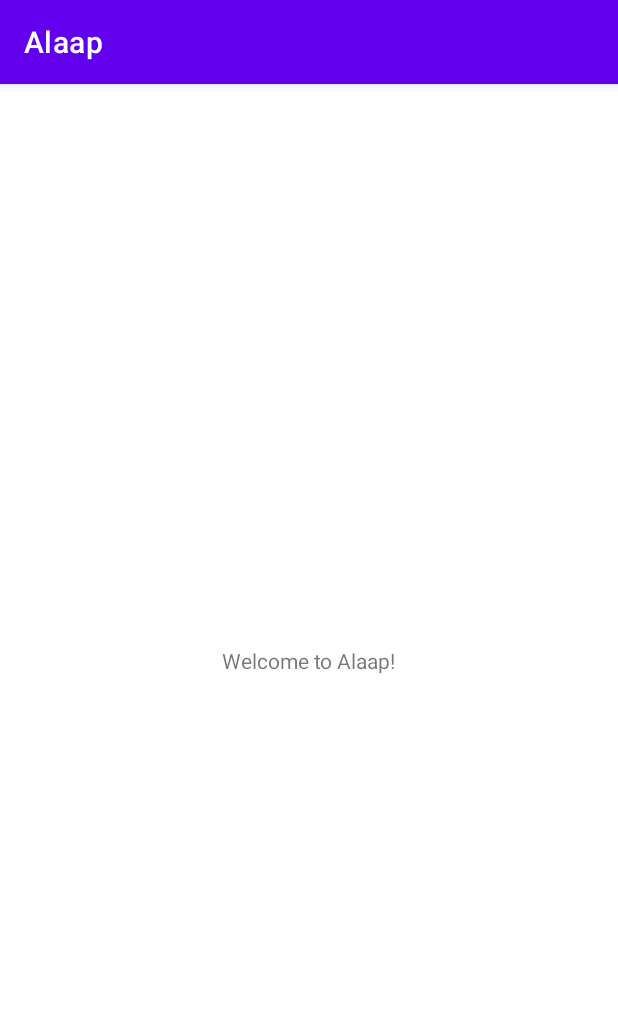
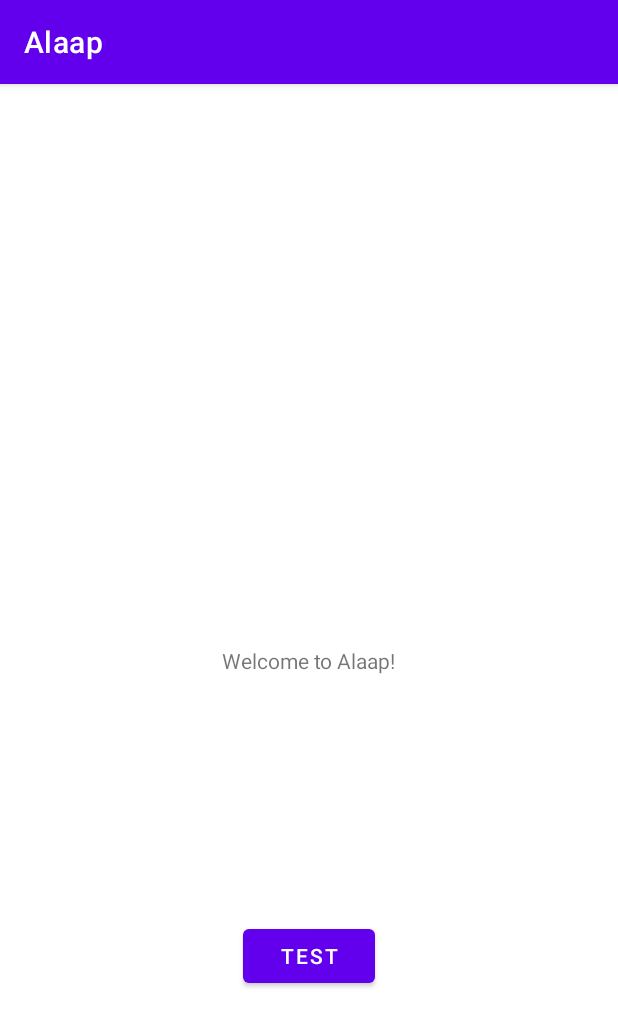
Before and after one commit to Topu646/System-Project--Alaap-a-chatting-application, an Android app: the screen it shows after launch (MainActivity), on a phone screen of 412 x 824 dp. Shown: the top 1027 px of the screen. Run offline under Robolectric (Android 15) with nearby library versions, the phone set to English and light mode, and no system bars.

Commit message:
Modified in the mainactivity

```diff
--- a/app/src/main/java/com/example/alaap/MainActivity.java
+++ b/app/src/main/java/com/example/alaap/MainActivity.java
@@ -3,12 +3,17 @@
 import androidx.appcompat.app.AppCompatActivity;
 
 import android.os.Bundle;
+import android.widget.Button;
 
 public class MainActivity extends AppCompatActivity {
 
+    private Button button;
     @Override
     protected void onCreate(Bundle savedInstanceState) {
         super.onCreate(savedInstanceState);
         setContentView(R.layout.activity_main);
+
+        button = findViewById(R.id.button);
+
     }
 }
--- a/app/src/main/res/layout/activity_main.xml
+++ b/app/src/main/res/layout/activity_main.xml
@@ -7,6 +7,7 @@
     tools:context=".MainActivity">
 
     <TextView
+        android:id="@+id/textView"
         android:layout_width="wrap_content"
         android:layout_height="wrap_content"
         android:text="Welcome to Alaap!"
@@ -15,4 +16,14 @@
         app:layout_constraintStart_toStartOf="parent"
         app:layout_constraintTop_toTopOf="parent" />
 
+    <Button
+        android:id="@+id/button"
+        android:layout_width="wrap_content"
+        android:layout_height="wrap_content"
+        android:text="Test"
+        app:layout_constraintBottom_toBottomOf="parent"
+        app:layout_constraintEnd_toEndOf="parent"
+        app:layout_constraintStart_toStartOf="parent"
+        app:layout_constraintTop_toBottomOf="@+id/textView" />
+
 </androidx.constraintlayout.widget.ConstraintLayout>
```
